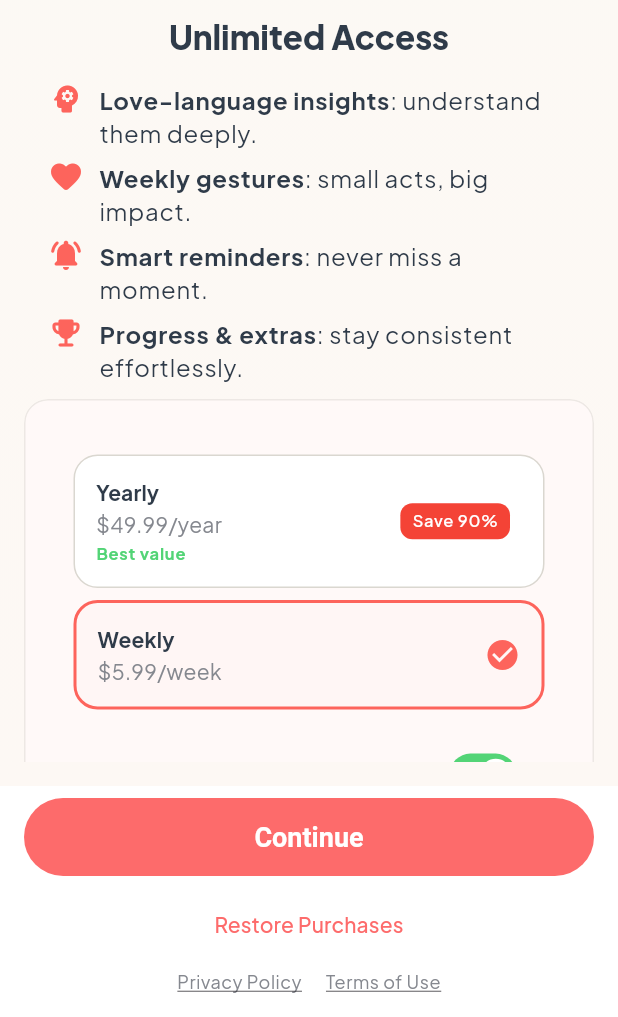
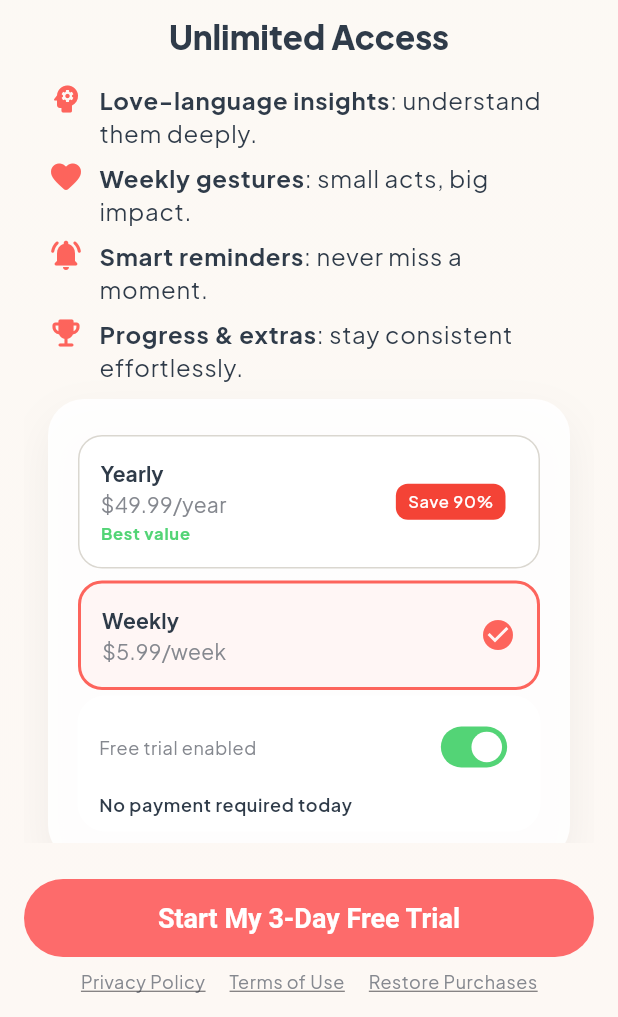
Before and after one commit to miedo007/LittleActs, a Flutter app: the PaywallScreen screen opened by its route, on a phone screen of 412 x 824 dp, the part 219-1236 px from its top. Run offline on Flutter 3.47's test engine with Material 3 defaults, Android fonts, the phone set to English and light mode, and no system bars; our stand-ins replace flutter_local_notifications, flutter_riverpod, go_router, google_fonts, in_app_purchase, shared_preferences and 1 more; accounts and stored records are empty.

Commit message:
tweak to paywall

```diff
--- a/lib/features/home/home_tab.dart
+++ b/lib/features/home/home_tab.dart
@@ -113,6 +113,25 @@ class _HomeTabState extends ConsumerState<HomeTab> {
             ),
           ),
         ),
+        if (!g.completed && timeLeft != null)
+          Container(
+            width: double.infinity,
+            padding: const EdgeInsets.symmetric(horizontal: 16, vertical: 10),
+            decoration: const BoxDecoration(color: Colors.white),
+            child: Row(
+              children: [
+                const Icon(Icons.hourglass_bottom_rounded, size: 16, color: AppColors.icon),
+                const SizedBox(width: 6),
+                Text(
+                  'Time left: ${_formatTimeLeft(timeLeft)}',
+                  style: Theme.of(context)
+                      .textTheme
+                      .labelMedium
+                      ?.copyWith(color: AppColors.bodyMuted, fontWeight: FontWeight.w600),
+                ),
+              ],
+            ),
+          ),
         Padding(
           padding: const EdgeInsets.all(16),
           child: Column(crossAxisAlignment: CrossAxisAlignment.start, children: [
@@ -164,22 +183,6 @@ class _HomeTabState extends ConsumerState<HomeTab> {
             const SizedBox(height: 6),
             if (g.category.isNotEmpty)
               _categoryTag(context, g.category),
-            if (!g.completed && timeLeft != null) ...[
-              const SizedBox(height: 6),
-              Row(
-                children: [
-                  const Icon(Icons.hourglass_bottom_rounded, size: 16, color: AppColors.icon),
-                  const SizedBox(width: 6),
-                  Text(
-                    'Time left: ${_formatTimeLeft(timeLeft)}',
-                    style: Theme.of(context)
-                        .textTheme
-                        .labelMedium
-                        ?.copyWith(color: AppColors.bodyMuted, fontWeight: FontWeight.w600),
-                  ),
-                ],
-              ),
-            ],
             Text(
               (g.description != null && g.description!.isNotEmpty) ? g.description! : _descFor(g),
               style: Theme.of(context)
--- a/lib/features/partner_profile/partner_profile_wizard.dart
+++ b/lib/features/partner_profile/partner_profile_wizard.dart
@@ -182,6 +182,7 @@ class _PartnerProfileScreenState extends ConsumerState<PartnerProfileScreen> {
                       }
                     }
                     final current = ref.read(partnerProvider);
+                    final needsQuiz = current?.loveLanguagePrimary == null;
                     final updated = Partner(
                       name: _nameController.text.trim(),
                       gender: _gender == 'Other'
@@ -202,7 +203,7 @@ class _PartnerProfileScreenState extends ConsumerState<PartnerProfileScreen> {
                     );
                     await ref.read(partnerProvider.notifier).savePartner(updated);
                     if (!mounted) return;
-                    if (current == null) {
+                    if (needsQuiz) {
                       context.goNamed('loveLanguageQuiz');
                     } else {
                       Navigator.of(context).maybePop();
@@ -300,6 +301,7 @@ class _PartnerProfileScreenState extends ConsumerState<PartnerProfileScreen> {
   Future<void> pickBirthday() async {
     final now = DateTime.now();
     final initial = _birthday ?? DateTime(now.year - 25, now.month, now.day);
+    FocusScope.of(context).unfocus();
     final picked = await showDatePicker(
       context: context,
       initialDate: initial,
@@ -317,6 +319,7 @@ class _PartnerProfileScreenState extends ConsumerState<PartnerProfileScreen> {
     Future<void> pickTogetherSince() async {
       final now = DateTime.now();
       final initial = _togetherSince ?? DateTime(now.year - 2, now.month, now.day);
+      FocusScope.of(context).unfocus();
       final picked = await showDatePicker(
         context: context,
         initialDate: initial,
--- a/lib/features/paywall/paywall_screen.dart
+++ b/lib/features/paywall/paywall_screen.dart
@@ -5,7 +5,6 @@ import 'package:go_router/go_router.dart';
 import 'package:nudge/shared/widgets/Providers/premium_provider.dart';
 import 'package:nudge/shared/Services/notification_service.dart';
 import 'package:nudge/shared/widgets/calm_background.dart';
-import 'package:nudge/shared/widgets/glass_card.dart';
 import 'package:url_launcher/url_launcher.dart';
 import 'package:nudge/shared/style/palette.dart';
 
@@ -43,6 +42,8 @@ class PaywallScreen extends ConsumerWidget {
     });
 
     return Scaffold(
+      extendBody: true,
+      backgroundColor: Colors.transparent,
       body: CalmBackground(
         decorative: true,
         intensityLight: 0.14,
@@ -84,13 +85,24 @@ class PaywallScreen extends ConsumerWidget {
                 ),
               ),
               const SizedBox(height: 12),
-              GlassCard(
-                child: Padding(
-                  padding: const EdgeInsets.all(16),
+              Padding(
+                padding: const EdgeInsets.symmetric(horizontal: 16),
+                child: Container(
+                  padding: const EdgeInsets.all(20),
+                  decoration: BoxDecoration(
+                    color: Colors.white.withOpacity(0.9),
+                    borderRadius: BorderRadius.circular(24),
+                    boxShadow: [
+                      BoxShadow(
+                        color: Colors.black.withOpacity(0.05),
+                        blurRadius: 25,
+                        offset: const Offset(0, 12),
+                      ),
+                    ],
+                  ),
                   child: Column(
                     crossAxisAlignment: CrossAxisAlignment.start,
                     children: [
-                      // Removed 'Choose your plan' title
                       const SizedBox(height: 4),
                       Builder(builder: (_) {
                         final plan = ref.watch(_planProvider);
@@ -141,15 +153,18 @@ class PaywallScreen extends ConsumerWidget {
                                 selected: plan == _Plan.weekly,
                               ),
                             ),
-                            const SizedBox(height: 12),
+                            const SizedBox(height: 4),
                             Container(
-                              padding: const EdgeInsets.symmetric(horizontal: 10, vertical: 6),
+                              padding: const EdgeInsets.symmetric(horizontal: 14, vertical: 10),
                               decoration: BoxDecoration(
-                                color: Colors.transparent,
-                                borderRadius: BorderRadius.circular(12),
-                                border: Border.all(color: Colors.transparent),
+                                color: Colors.white,
+                                borderRadius: BorderRadius.circular(18),
+                                border: Border.all(color: Colors.white, width: 0),
                               ),
-                              child: Row(
+                              child: Column(
+                                crossAxisAlignment: CrossAxisAlignment.start,
+                                children: [
+                                  Row(
                                     children: [
                                       Text(
                                         'Free trial enabled',
@@ -165,17 +180,20 @@ class PaywallScreen extends ConsumerWidget {
                                           value: ref.watch(_trialEnabledProvider),
                                           onChanged: (v) => ref.read(_trialEnabledProvider.notifier).state = v,
                                           activeTrackColor: const Color(0xFF53D476),
-                                      activeThumbColor: Colors.white, // white thumb when ON
+                                          activeThumbColor: Colors.white,
                                         ),
                                       ),
                                     ],
                                   ),
+                                  const SizedBox(height: 6),
+                                  Text(
+                                    'No payment required today',
+                                    style: Theme.of(context)
+                                        .textTheme
+                                        .bodySmall
+                                        ?.copyWith(fontWeight: FontWeight.w600, color: AppColors.title),
                                   ),
-                            const SizedBox(height: 8),
-                            Center(
-                              child: Text(
-                                'No payment required today',
-                                style: Theme.of(context).textTheme.bodyMedium?.copyWith(fontWeight: FontWeight.w600),
+                                ],
                               ),
                             ),
                           ],
@@ -185,7 +203,7 @@ class PaywallScreen extends ConsumerWidget {
                   ),
                 ),
               ),
-              const SizedBox(height: 120),
+              const SizedBox(height: 60),
             ],
           ),
         ),
@@ -241,10 +259,35 @@ class PaywallScreen extends ConsumerWidget {
                           Text('Processing...'),
                         ],
                       )
-                    : Text(isPro ? 'Premium active' : 'Continue'),
+                    : Text(isPro ? 'Premium active' : 'Start My 3-Day Free Trial'),
               ),
               const SizedBox(height: 8),
+              Wrap(
+                alignment: WrapAlignment.center,
+                spacing: 16,
+                runSpacing: 4,
+                crossAxisAlignment: WrapCrossAlignment.center,
+                children: [
+                  _LinkButton(
+                    label: 'Privacy Policy',
+                    onTap: () async {
+                      final uri = Uri.parse('https://docs.google.com/document/d/1GGduvRVdPEk4ASX04e5As3OERoDEkq9NyKAhaqj2nJg/edit?usp=sharing');
+                      await launchUrl(uri, mode: LaunchMode.externalApplication);
+                    },
+                  ),
+                  _LinkButton(
+                    label: 'Terms of Use',
+                    onTap: () async {
+                      final uri = Uri.parse('https://www.apple.com/legal/internet-services/itunes/dev/stdeula/');
+                      await launchUrl(uri, mode: LaunchMode.externalApplication);
+                    },
+                  ),
                   TextButton(
+                    style: TextButton.styleFrom(
+                      padding: EdgeInsets.zero,
+                      minimumSize: Size.zero,
+                      tapTargetSize: MaterialTapTargetSize.shrinkWrap,
+                    ),
                     onPressed: purchasing
                         ? null
                         : () async {
@@ -260,43 +303,8 @@ class PaywallScreen extends ConsumerWidget {
                               ref.read(_purchasingProvider.notifier).state = false;
                             }
                           },
-                child: const Text('Restore Purchases'),
-              ),
-              const SizedBox(height: 6),
-              Row(
-                mainAxisAlignment: MainAxisAlignment.center,
-                children: [
-                  TextButton(
-                    style: TextButton.styleFrom(
-                      padding: EdgeInsets.zero,
-                      minimumSize: Size.zero,
-                      tapTargetSize: MaterialTapTargetSize.shrinkWrap,
-                    ),
-                    onPressed: () async {
-                      final uri = Uri.parse('https://docs.google.com/document/d/1GGduvRVdPEk4ASX04e5As3OERoDEkq9NyKAhaqj2nJg/edit?usp=sharing');
-                      await launchUrl(uri, mode: LaunchMode.externalApplication);
-                    },
                     child: Text(
-                      'Privacy Policy',
-                      style: Theme.of(context)
-                          .textTheme
-                          .bodySmall
-                          ?.copyWith(color: cs.onSurfaceVariant, decoration: TextDecoration.underline),
-                    ),
-                  ),
-                  const SizedBox(width: 16),
-                  TextButton(
-                    style: TextButton.styleFrom(
-                      padding: EdgeInsets.zero,
-                      minimumSize: Size.zero,
-                      tapTargetSize: MaterialTapTargetSize.shrinkWrap,
-                    ),
-                    onPressed: () async {
-                      final uri = Uri.parse('https://www.apple.com/legal/internet-services/itunes/dev/stdeula/');
-                      await launchUrl(uri, mode: LaunchMode.externalApplication);
-                    },
-                    child: Text(
-                      'Terms of Use',
+                      'Restore Purchases',
                       style: Theme.of(context)
                           .textTheme
                           .bodySmall
@@ -464,3 +472,26 @@ class _PlanTile extends StatelessWidget {
     );
   }
 }
+
+class _LinkButton extends StatelessWidget {
+  final String label;
+  final Future<void> Function()? onTap;
+  const _LinkButton({required this.label, required this.onTap});
+
+  @override
+  Widget build(BuildContext context) {
+    final style = Theme.of(context)
+        .textTheme
+        .bodySmall
+        ?.copyWith(color: Theme.of(context).colorScheme.onSurfaceVariant, decoration: TextDecoration.underline);
+    return TextButton(
+      style: TextButton.styleFrom(
+        padding: EdgeInsets.zero,
+        minimumSize: Size.zero,
+        tapTargetSize: MaterialTapTargetSize.shrinkWrap,
+      ),
+      onPressed: onTap == null ? null : () => onTap!(),
+      child: Text(label, style: style),
+    );
+  }
+}
```
Lines whose indentation alone changed are shown as unchanged.
